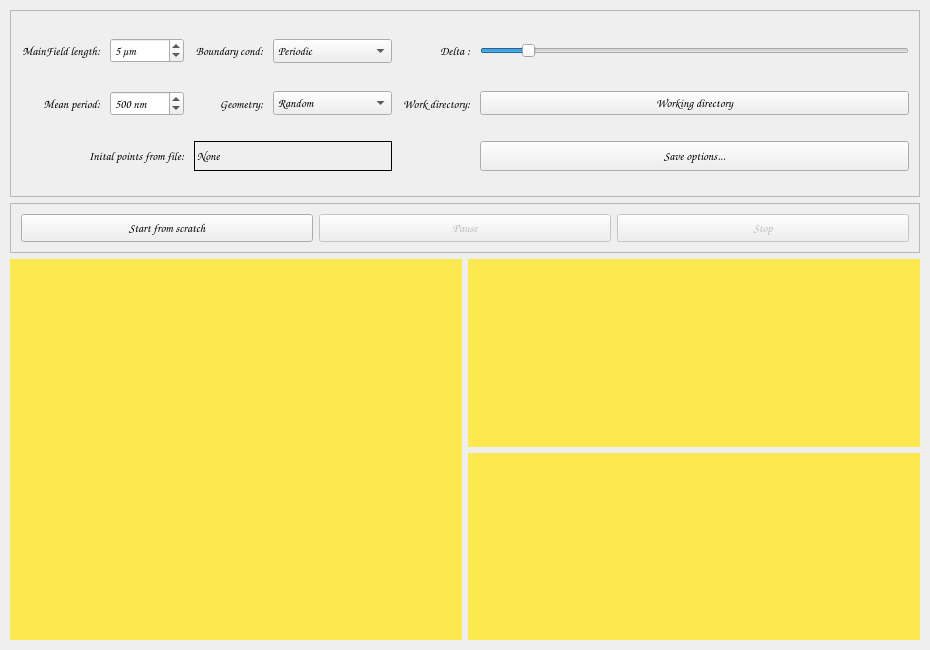
First picture: the form in gui_CVT.ui, repository laboratoiredebiophotonique/pseudo-rand, before the edit.
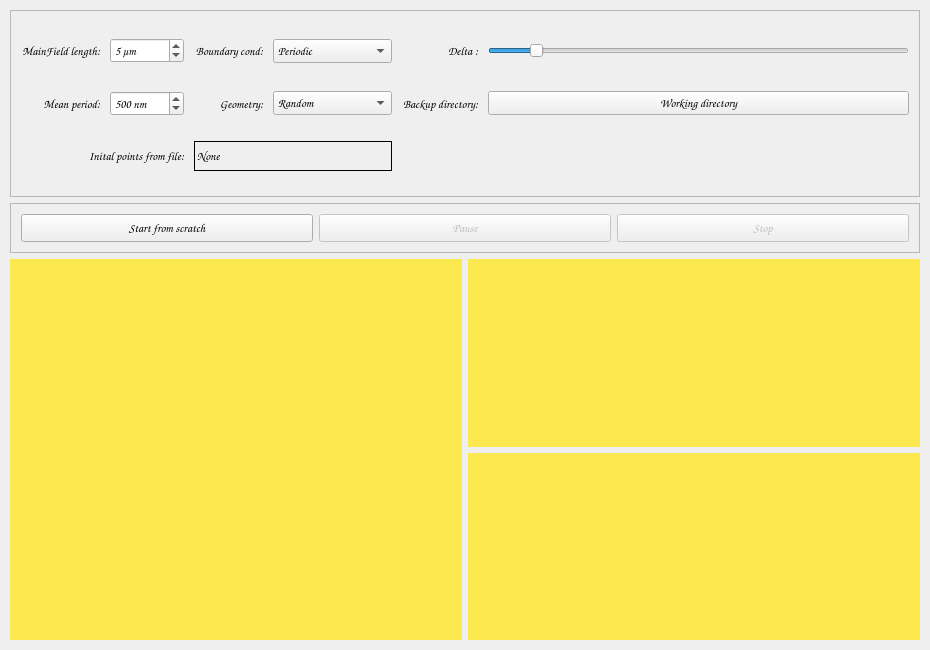
Second picture: the form after the edit. Icons and pictures are not drawn. Custom widgets are drawn as their Qt base class.

```diff
--- a/gui_CVT.ui
+++ b/gui_CVT.ui
@@ -149,7 +149,7 @@
           </size>
          </property>
          <property name="text">
-          <string>Work directory:</string>
+          <string>Backup directory:</string>
          </property>
          <property name="alignment">
           <set>Qt::AlignRight|Qt::AlignTrailing|Qt::AlignVCenter</set>
@@ -323,23 +323,6 @@
          </property>
         </widget>
        </item>
-       <item row="2" column="5">
-        <widget class="QPushButton" name="bt_option">
-         <property name="maximumSize">
-          <size>
-           <width>16777215</width>
-           <height>30</height>
-          </size>
-         </property>
-         <property name="text">
-          <string>Save options...</string>
-         </property>
-         <property name="icon">
-          <iconset resource="ressources.qrc">
-           <normaloff>:/icons/options</normaloff>:/icons/options</iconset>
-         </property>
-        </widget>
-       </item>
        <item row="1" column="1">
         <widget class="QDoubleSpinBox" name="ed_periode">
          <property name="minimumSize">
```
Left out of the diff: 74 changed lines with no effect on the pictures.
